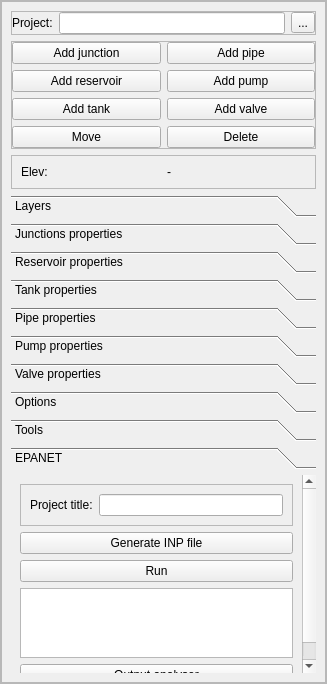
Above: ui/qepanet_dockwidget.ui from aecforge/QEPANET before the change. Below: the same form after it.
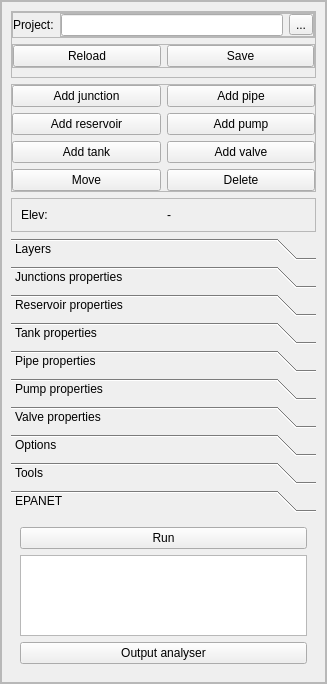
That is the form after the change. The open tabs and pages were chosen to show the change.

Patch:
```diff
--- a/ui/qepanet_dockwidget.ui
+++ b/ui/qepanet_dockwidget.ui
@@ -55,36 +55,107 @@
             <number>9</number>
            </property>
            <item>
-            <widget class="QFrame" name="frame_5">
+            <widget class="QFrame" name="fra_project">
              <property name="frameShape">
               <enum>QFrame::StyledPanel</enum>
              </property>
              <property name="frameShadow">
               <enum>QFrame::Raised</enum>
              </property>
-             <layout class="QHBoxLayout" name="horizontalLayout">
-              <property name="margin">
+             <layout class="QVBoxLayout" name="verticalLayout_9">
+              <property name="leftMargin">
                <number>0</number>
               </property>
+              <property name="topMargin">
+               <number>0</number>
+              </property>
+              <property name="rightMargin">
+               <number>0</number>
+              </property>
+              <property name="bottomMargin">
+               <number>9</number>
+              </property>
               <item>
-               <widget class="QLabel" name="lbl_project">
-                <property name="text">
-                 <string>Project:</string>
+               <widget class="QFrame" name="frame_5">
+                <property name="frameShape">
+                 <enum>QFrame::StyledPanel</enum>
                 </property>
-               </widget>
-              </item>
-              <item>
-               <widget class="QLineEdit" name="txt_project">
-                <property name="readOnly">
-                 <bool>true</bool>
+                <property name="frameShadow">
+                 <enum>QFrame::Raised</enum>
                 </property>
+                <layout class="QFormLayout" name="formLayout_11">
+                 <property name="fieldGrowthPolicy">
+                  <enum>QFormLayout::AllNonFixedFieldsGrow</enum>
+                 </property>
+                 <property name="margin">
+                  <number>0</number>
+                 </property>
+                 <item row="0" column="0">
+                  <widget class="QLabel" name="lbl_prj_file">
+                   <property name="text">
+                    <string>Project:</string>
+                   </property>
+                  </widget>
+                 </item>
+                 <item row="0" column="1">
+                  <widget class="QFrame" name="frame_7">
+                   <property name="frameShape">
+                    <enum>QFrame::StyledPanel</enum>
+                   </property>
+                   <property name="frameShadow">
+                    <enum>QFrame::Raised</enum>
+                   </property>
+                   <layout class="QHBoxLayout" name="horizontalLayout">
+                    <property name="margin">
+                     <number>0</number>
+                    </property>
+                    <item>
+                     <widget class="QLineEdit" name="txt_prj_file">
+                      <property name="readOnly">
+                       <bool>true</bool>
+                      </property>
+                     </widget>
+                    </item>
+                    <item>
+                     <widget class="QToolButton" name="btn_prj_file">
+                      <property name="text">
+                       <string>...</string>
+                      </property>
+                     </widget>
+                    </item>
+                   </layout>
+                  </widget>
+                 </item>
+                </layout>
                </widget>
               </item>
               <item>
-               <widget class="QToolButton" name="btn_project">
-                <property name="text">
-                 <string>...</string>
+               <widget class="QFrame" name="frame_6">
+                <property name="frameShape">
+                 <enum>QFrame::StyledPanel</enum>
                 </property>
+                <property name="frameShadow">
+                 <enum>QFrame::Raised</enum>
+                </property>
+                <layout class="QHBoxLayout" name="horizontalLayout_5">
+                 <property name="margin">
+                  <number>0</number>
+                 </property>
+                 <item>
+                  <widget class="QPushButton" name="btn_project_reload">
+                   <property name="text">
+                    <string>Reload</string>
+                   </property>
+                  </widget>
+                 </item>
+                 <item>
+                  <widget class="QPushButton" name="btn_project_save">
+                   <property name="text">
+                    <string>Save</string>
+                   </property>
+                  </widget>
+                 </item>
+                </layout>
                </widget>
               </item>
              </layout>
@@ -1109,42 +1180,13 @@
                 <x>0</x>
                 <y>0</y>
                 <width>288</width>
-                <height>222</height>
+                <height>147</height>
                </rect>
               </property>
               <attribute name="label">
                <string>EPANET</string>
               </attribute>
               <layout class="QVBoxLayout" name="verticalLayout_8">
-               <item>
-                <widget class="QFrame" name="frame_4">
-                 <property name="frameShape">
-                  <enum>QFrame::StyledPanel</enum>
-                 </property>
-                 <property name="frameShadow">
-                  <enum>QFrame::Raised</enum>
-                 </property>
-                 <layout class="QFormLayout" name="formLayout_9">
-                  <item row="0" column="0">
-                   <widget class="QLabel" name="lbl_prj_title">
-                    <property name="text">
-                     <string>Project title:</string>
-                    </property>
-                   </widget>
-                  </item>
-                  <item row="0" column="1">
-                   <widget class="QLineEdit" name="txt_prj_title"/>
-                  </item>
-                 </layout>
-                </widget>
-               </item>
-               <item>
-                <widget class="QPushButton" name="btn_generate_inp">
-                 <property name="text">
-                  <string>Generate INP file</string>
-                 </property>
-                </widget>
-               </item>
                <item>
                 <widget class="QPushButton" name="btn_epanet_run">
                  <property name="text">
```
Left out of the diff: 14 changed lines with no effect on the pictures.
